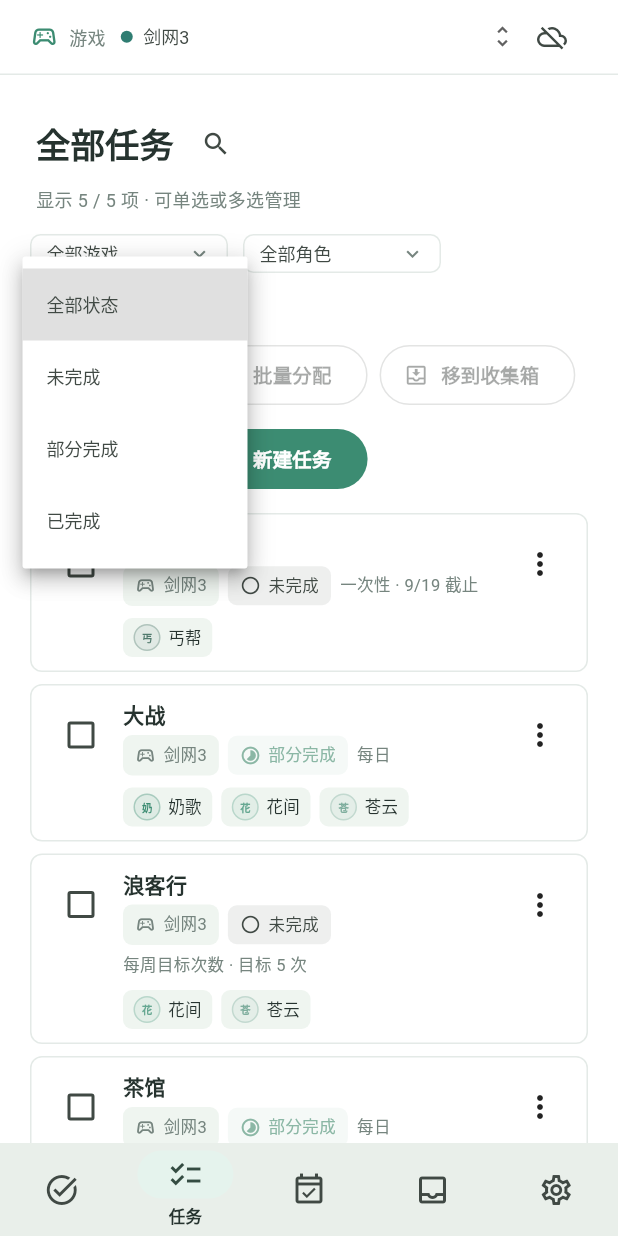
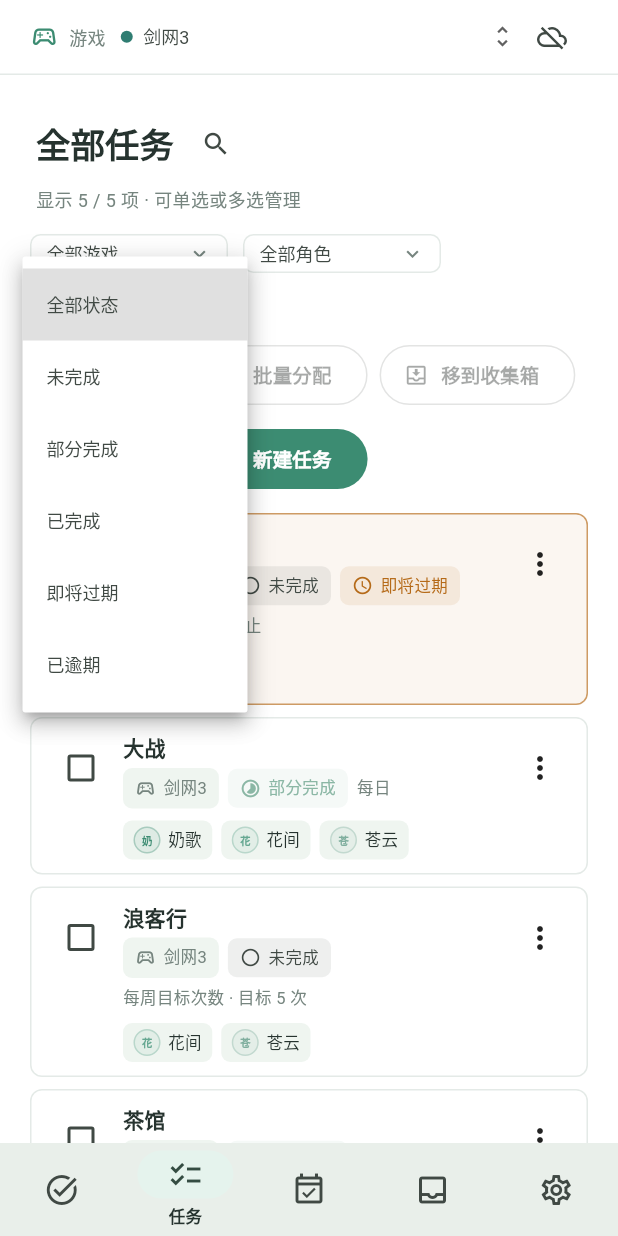
Before and after one commit to cyan77/jx3_tasks, a Flutter app: the screen it shows after launch, item 2 of the bottom bar chosen, after a tap on "全部状态", on a phone screen of 412 x 824 dp. Run offline on Flutter 3.47's test engine with Material 3 defaults, Android fonts, the phone set to English and light mode, and no system bars; our stand-ins replace file_picker, package_info_plus, shared_preferences; missing offline and left inert: webdav_client; Roboto replaces fonts that are missing (Arial).

Commit message:
feat: show expiry status in all tasks

```diff
--- a/lib/ui/screens/matrix_screen.dart
+++ b/lib/ui/screens/matrix_screen.dart
@@ -1,12 +1,20 @@
 import 'package:flutter/material.dart';
 
+import '../../models/task_expiry.dart';
 import '../../models/task_models.dart';
 import '../../state/app_state.dart';
 import '../../theme/app_theme.dart';
 import '../task_editor.dart';
 import '../widgets/common.dart';
 
-enum _CompletionFilter { all, incomplete, partial, complete }
+enum _CompletionFilter {
+  all,
+  incomplete,
+  partial,
+  complete,
+  expiringSoon,
+  overdue,
+}
 
 enum _TemplateCompletion { unassigned, incomplete, partial, complete }
 
@@ -153,6 +161,7 @@ class _MatrixScreenState extends State<MatrixScreen> {
                     characters: _charactersFor(tasks),
                     gameName: _gameNameFor(tasks),
                     completion: _completionFor(tasks),
+                    expiry: _expiryFor(tasks),
                     selected: selectedTemplateIds.contains(templateId),
                     onSelected: (value) => _setSelected(templateId, value),
                     onEdit: () => showTaskEditor(
@@ -216,6 +225,21 @@ class _MatrixScreenState extends State<MatrixScreen> {
     return _TemplateCompletion.partial;
   }
 
+  TaskExpiryStatus _expiryFor(List<TaskRecord> tasks) {
+    var status = TaskExpiryStatus.normal;
+    for (final task in tasks) {
+      final current = state.taskDateFor(task);
+      final taskStatus = taskExpiryStatus(task, current);
+      if (taskStatus == TaskExpiryStatus.overdue) {
+        return TaskExpiryStatus.overdue;
+      }
+      if (taskStatus == TaskExpiryStatus.expiringSoon) {
+        status = TaskExpiryStatus.expiringSoon;
+      }
+    }
+    return status;
+  }
+
   bool _matchesGame(List<TaskRecord> tasks) =>
       gameFilterId == null || _gameIdFor(tasks) == gameFilterId;
 
@@ -235,6 +259,10 @@ class _MatrixScreenState extends State<MatrixScreen> {
         completion == _TemplateCompletion.incomplete,
       _CompletionFilter.partial => completion == _TemplateCompletion.partial,
       _CompletionFilter.complete => completion == _TemplateCompletion.complete,
+      _CompletionFilter.expiringSoon =>
+        _expiryFor(tasks) == TaskExpiryStatus.expiringSoon,
+      _CompletionFilter.overdue =>
+        _expiryFor(tasks) == TaskExpiryStatus.overdue,
     };
   }
 
@@ -537,6 +565,11 @@ class _FilterBar extends StatelessWidget {
                   value: _CompletionFilter.partial, child: Text('部分完成')),
               DropdownMenuItem(
                   value: _CompletionFilter.complete, child: Text('已完成')),
+              DropdownMenuItem(
+                  value: _CompletionFilter.expiringSoon,
+                  child: Text('即将过期')),
+              DropdownMenuItem(
+                  value: _CompletionFilter.overdue, child: Text('已逾期')),
             ],
             onChanged: (value) {
               if (value != null) onCompletionChanged(value);
@@ -667,6 +700,7 @@ class _TaskManagementTile extends StatelessWidget {
     required this.characters,
     required this.gameName,
     required this.completion,
+    required this.expiry,
     required this.selected,
     required this.onSelected,
     required this.onEdit,
@@ -678,6 +712,7 @@ class _TaskManagementTile extends StatelessWidget {
   final List<Character> characters;
   final String gameName;
   final _TemplateCompletion completion;
+  final TaskExpiryStatus expiry;
   final bool selected;
   final ValueChanged<bool> onSelected;
   final VoidCallback onEdit;
@@ -688,6 +723,22 @@ class _TaskManagementTile extends StatelessWidget {
   Widget build(BuildContext context) {
     final task = tasks.first;
     final scheme = Theme.of(context).colorScheme;
+    final warningColor = Theme.of(context).brightness == Brightness.dark
+        ? AppTheme.warningDark
+        : AppTheme.warning;
+    final alertColor = expiry == TaskExpiryStatus.overdue
+        ? scheme.error
+        : warningColor;
+    final cardColor = selected
+        ? scheme.primaryContainer.withValues(alpha: 0.45)
+        : expiry == TaskExpiryStatus.normal
+            ? scheme.surface
+            : alertColor.withValues(alpha: 0.06);
+    final borderColor = selected
+        ? scheme.primary
+        : expiry == TaskExpiryStatus.normal
+            ? scheme.outlineVariant
+            : alertColor.withValues(alpha: 0.65);
     final details = <String>[
       task.hasConfiguredFrequency ? task.frequency.label : '未设置周期',
       if (task.startDate != null) '开始 ${dueLabel(task.startDate)}',
@@ -695,13 +746,9 @@ class _TaskManagementTile extends StatelessWidget {
       if (task.isCountTask) '目标 ${task.targetCount} 次',
     ];
     return Material(
-      color: selected
-          ? scheme.primaryContainer.withValues(alpha: 0.45)
-          : scheme.surface,
+      color: cardColor,
       shape: RoundedRectangleBorder(
-        side: BorderSide(
-          color: selected ? scheme.primary : scheme.outlineVariant,
-        ),
+        side: BorderSide(color: borderColor),
         borderRadius: BorderRadius.circular(8),
       ),
       child: InkWell(
@@ -733,6 +780,8 @@ class _TaskManagementTile extends StatelessWidget {
                         label: gameName,
                       ),
                       _CompletionChip(completion: completion),
+                      if (expiry != TaskExpiryStatus.normal)
+                        _ExpiryChip(expiry: expiry),
                       Text(details.join(' · '),
                           style: const TextStyle(
                               fontSize: 11, color: AppTheme.muted)),
@@ -861,6 +910,34 @@ class _CompletionChip extends StatelessWidget {
   }
 }
 
+class _ExpiryChip extends StatelessWidget {
+  const _ExpiryChip({required this.expiry});
+  final TaskExpiryStatus expiry;
+
+  @override
+  Widget build(BuildContext context) {
+    final scheme = Theme.of(context).colorScheme;
+    final warningColor = Theme.of(context).brightness == Brightness.dark
+        ? AppTheme.warningDark
+        : AppTheme.warning;
+    final (label, icon, color) = expiry == TaskExpiryStatus.overdue
+        ? ('已逾期', Icons.error_outline, scheme.error)
+        : ('即将过期', Icons.schedule_outlined, warningColor);
+    return Container(
+      padding: const EdgeInsets.symmetric(horizontal: 8, vertical: 5),
+      decoration: BoxDecoration(
+        color: color.withValues(alpha: 0.1),
+        borderRadius: BorderRadius.circular(6),
+      ),
+      child: Row(mainAxisSize: MainAxisSize.min, children: [
+        Icon(icon, size: 14, color: color),
+        const SizedBox(width: 5),
+        Text(label, style: TextStyle(fontSize: 11, color: color)),
+      ]),
+    );
+  }
+}
+
 class _EmptyTasks extends StatelessWidget {
   const _EmptyTasks();
 
```
Also changed, not shown: 1 other file.
